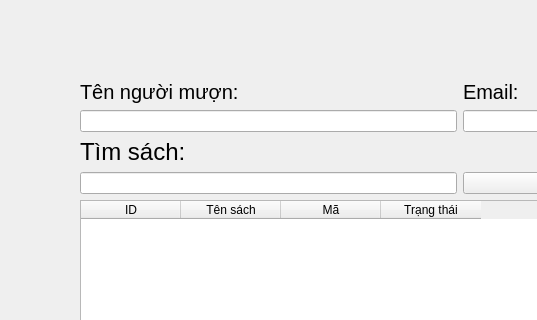
First picture: the form in view/dialog_loans.ui, repository phuongphuong5110-create/library-app, before the edit; both pictures show x 200 to 737 and y 0 to 320 of the 1147 by 802 pixel window.
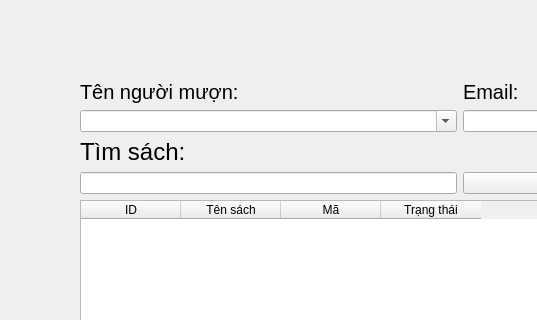
Second picture: the form after the edit.

Patch:
```diff
--- a/view/dialog_loans.ui
+++ b/view/dialog_loans.ui
@@ -75,7 +75,10 @@
      </widget>
     </item>
     <item row="2" column="0" colspan="3">
-     <widget class="QLineEdit" name="user_borrow">
+     <widget class="QComboBox" name="user_borrow">
+      <property name="editable">
+       <bool>true</bool>
+      </property>
       <property name="maximumSize">
        <size>
         <width>16777215</width>
```
